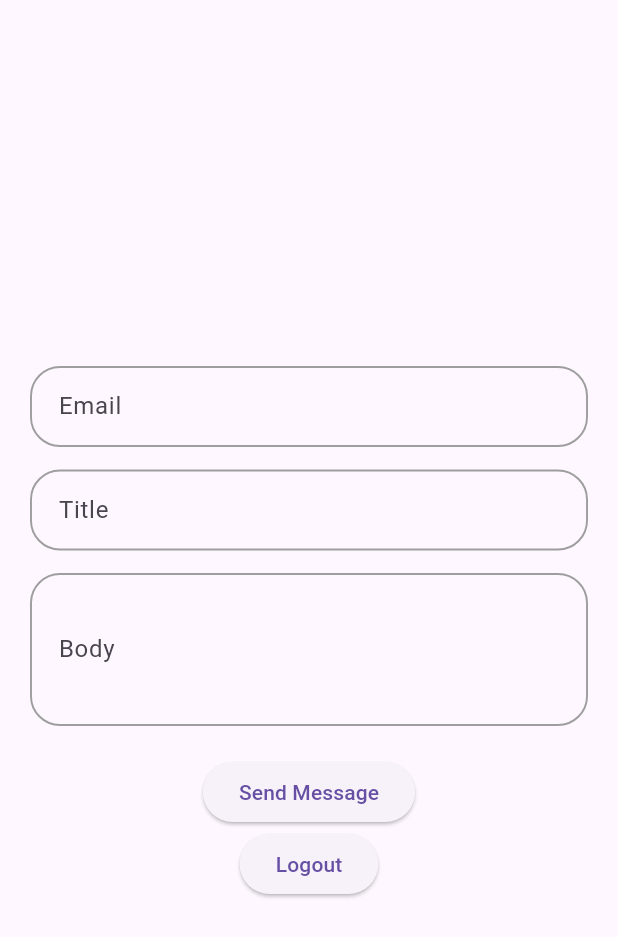
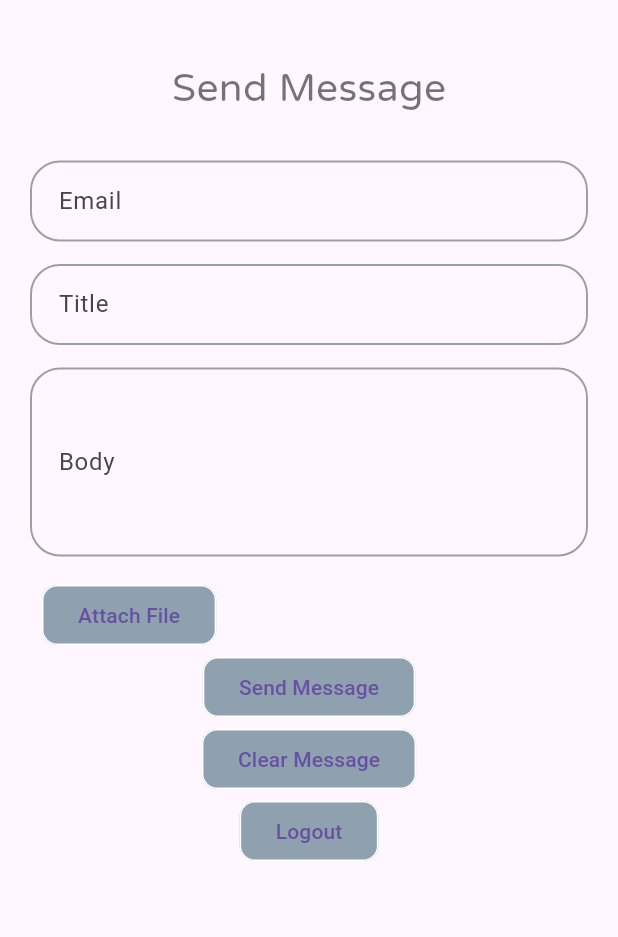
Before and after one commit to Ashraf0Sherif/Gmail-API-Integration, a Flutter app: the SuccessAuthView screen opened directly, on a phone screen of 412 x 824 dp. Shown: the top 937 px of the screen. Run offline on Flutter 3.47's test engine with Material 3 defaults, Android fonts, the light colour scheme and no system bars; drawn by our look-alikes of modal_progress_hud_nsn; our stand-ins replace bloc, file_picker, firebase_auth, firebase_core, flutter_bloc, freezed_annotation and 1 more; missing offline and left inert: extension_google_sign_in_as_googleapis_auth, googleapis; accounts and stored records are empty.

Commit message:
add attachment and handle exceptions

```diff
--- a/lib/repositories/my_repo.dart
+++ b/lib/repositories/my_repo.dart
@@ -1,3 +1,4 @@
+import 'dart:io';
 import 'package:firebase_auth/firebase_auth.dart';
 import 'package:freelancing/firebase/custom_firebase.dart';
 
@@ -32,10 +33,11 @@ class MyRepo {
   Future<FirebaseResult<dynamic>> sendMessage(
       {required String toEmail,
       required String title,
-      required String body}) async {
+      required String body,
+      File? attachment}) async {
     try {
       await customFirebase.sendMessage(
-          toEmail: toEmail, title: title, body: body);
+          toEmail: toEmail, title: title, body: body, attachment: attachment);
       return const FirebaseResult.success(null);
     } catch (error) {
       return FirebaseResult.failure(
--- /dev/null
+++ b/lib/widgets/custom_button.dart
@@ -0,0 +1,31 @@
+import 'package:flutter/material.dart';
+
+class CustomButton extends StatelessWidget {
+  const CustomButton(
+      {super.key, required this.label, required this.onPressed, this.icon});
+
+  final String label;
+  final VoidCallback? onPressed;
+  final String? icon;
+
+  @override
+  Widget build(BuildContext context) {
+    return SizedBox(
+      child: ElevatedButton(
+        onPressed: onPressed,
+        style: ElevatedButton.styleFrom(
+          backgroundColor: Colors.blueGrey.withOpacity(0.7),
+          shadowColor: Colors.grey,
+          elevation: 0,
+          shape: RoundedRectangleBorder(
+            borderRadius: BorderRadius.circular(10),
+            side: const BorderSide(
+              color: Colors.white,
+            ),
+          ),
+        ),
+        child: Text(label),
+      ),
+    );
+  }
+}
--- /dev/null
+++ b/lib/widgets/my_behavior.dart
@@ -0,0 +1,9 @@
+import 'package:flutter/material.dart';
+
+class MyBehavior extends ScrollBehavior {
+  @override
+  Widget buildOverscrollIndicator(
+      BuildContext context, Widget child, ScrollableDetails details) {
+    return child;
+  }
+}
--- a/lib/widgets/success_auth_view.dart
+++ b/lib/widgets/success_auth_view.dart
@@ -1,11 +1,17 @@
+import 'dart:io';
+
+import 'package:file_picker/file_picker.dart';
 import 'package:flutter/cupertino.dart';
 import 'package:flutter/material.dart';
 import 'package:flutter_bloc/flutter_bloc.dart';
 import 'package:freelancing/widgets/custom_text_field.dart';
 import 'package:freelancing/widgets/show_snack_bar.dart';
+import 'package:modal_progress_hud_nsn/modal_progress_hud_nsn.dart';
 
-import '../logic/auth_cubit/auth_cubit.dart';
 import '../logic/send_message_cubit/send_message_cubit.dart';
+import 'confirm_dialog.dart';
+import 'custom_button.dart';
+import 'my_behavior.dart';
 
 class SuccessAuthView extends StatefulWidget {
   const SuccessAuthView({super.key});
@@ -18,23 +24,76 @@ class _SuccessAuthViewState extends State<SuccessAuthView> {
   TextEditingController email = TextEditingController();
   TextEditingController body = TextEditingController();
   TextEditingController title = TextEditingController();
+  File? _attachment;
+  bool _isLoading = false;
+  final GlobalKey<FormState> _formKey = GlobalKey();
 
-  //String? email, body, title;
-  final GlobalKey<FormState> _formKey = GlobalKey();
+  void _pickFile() async {
+    FilePickerResult? result = await FilePicker.platform.pickFiles();
+
+    if (result != null) {
+      List<PlatformFile> files = result.files;
+      if (files.isNotEmpty) {
+        PlatformFile file = files.first;
+        setState(() {
+          _attachment = File(file.path!);
+        });
+      }
+    } else {
+      // User canceled the picker
+    }
+  }
+
+  String? _getAttachmentTitle() {
+    if (_attachment != null) {
+      String path = _attachment!.path;
+      List<String> pathSegments = path.split('/');
+      return pathSegments.last;
+    }
+    return null;
+  }
+
+  void _clearMessage() {
+    FocusScope.of(context).unfocus();
+    email.clear();
+    body.clear();
+    title.clear();
+    setState(() {
+      _attachment = null;
+      _isLoading = false;
+    });
+  }
 
   @override
   Widget build(BuildContext context) {
-    return GestureDetector(
+    return ModalProgressHUD(
+      inAsyncCall: _isLoading,
+      child: GestureDetector(
         onTap: () => FocusScope.of(context).unfocus(),
         child: Scaffold(
           body: Form(
             key: _formKey,
-            child: Column(
-              mainAxisAlignment: MainAxisAlignment.center,
+            child: Padding(
+              padding: const EdgeInsets.symmetric(horizontal: 20.0),
+              child: ScrollConfiguration(
+                behavior: MyBehavior(),
+                child: ListView(
                   children: [
-                Padding(
-                  padding: const EdgeInsets.all(20.0),
-                  child: Column(
+                    const SizedBox(
+                      height: 40,
+                    ),
+                    const Center(
+                        child: Text(
+                      "Send Message",
+                      style: TextStyle(
+                          fontSize: 26,
+                          fontFamily: "VarelaRound-Regular",
+                          color: Colors.black54),
+                    )),
+                    const SizedBox(
+                      height: 30,
+                    ),
+                    Column(
                       children: [
                         CustomTextFormField(
                           label: 'Email',
@@ -56,82 +115,92 @@ class _SuccessAuthViewState extends State<SuccessAuthView> {
                           label: 'Body',
                           onChanged: (text) {},
                           controller: body,
-                        minLines: 3,
-                        maxLines: 3,
+                          minLines: 4,
+                          maxLines: 4,
+                        ),
+                        const SizedBox(
+                          height: 15,
+                        ),
+                        Padding(
+                          padding: const EdgeInsets.only(left: 8.0),
+                          child: Row(
+                            children: [
+                              _attachment != null
+                                  ? Expanded(
+                                      child: Text(
+                                        'Attachment: ${_getAttachmentTitle()}',
+                                        maxLines: 2,
+                                        overflow: TextOverflow.ellipsis,
+                                      ),
+                                    )
+                                  : CustomButton(
+                                      onPressed: _pickFile,
+                                      label: 'Attach File',
                                     ),
                             ],
                           ),
+                        )
+                      ],
                     ),
                     BlocListener<SendMessageCubit, SendMessageState>(
                       listener: (context, state) {
                         if (state is SendMessageFailure) {
                           showSnackBar(context, message: state.errorMessage);
+                          setState(() {
+                            _isLoading = false;
+                          });
                         } else {
-                      FocusScope.of(context).unfocus();
                           showSnackBar(context, message: "Message sent !");
-                      email.clear();
-                      body.clear();
-                      title.clear();
+                          _clearMessage();
                         }
                       },
-                  child: ElevatedButton(
+                      child: Center(
+                        child: CustomButton(
                           onPressed: () {
                             if (_formKey.currentState!.validate()) {
-                        BlocProvider.of<SendMessageCubit>(context).sendMessage(
+                              BlocProvider.of<SendMessageCubit>(context)
+                                  .sendMessage(
                                       email: email.text,
                                       body: body.text,
                                       title: title.text,
-                        );
+                                      attachment: _attachment);
+                              setState(() {
+                                _isLoading = true;
+                              });
                             } else {
                               setState(() {});
                             }
                           },
-                    child: const Text("Send Message"),
+                          label: "Send Message",
+                        ),
                       ),
                     ),
                     Center(
-                  child: ElevatedButton(
+                      child: Column(
+                        children: [
+                          CustomButton(
+                              label: 'Clear Message', onPressed: _clearMessage),
+                          CustomButton(
                             onPressed: () {
                               showCupertinoDialog(
                                 context: context,
                                 builder: (context) {
-                          return ConfirmDialog();
+                                  return const ConfirmDialog();
                                 },
                               );
                             },
-                    child: const Text("Logout"),
+                            label: 'Logout',
+                          ),
+                        ],
                       ),
                     ),
                   ],
-            )),
+                ),
+              ),
+            ),
+          ),
+        ),
       ),
     );
   }
 }
-
-class ConfirmDialog extends StatelessWidget {
-  const ConfirmDialog({super.key});
-
-  @override
-  Widget build(BuildContext context) {
-    return CupertinoAlertDialog(
-      title: const Text("Logout"),
-      content: const Text("Are you sure ?"),
-      actions: [
-        CupertinoDialogAction(
-          child: const Text("Cancel"),
-          onPressed: () {
-            Navigator.pop(context);
-          },
-        ),
-        CupertinoDialogAction(
-          child: const Text("Logout"),
-          onPressed: () {
-            BlocProvider.of<AuthCubit>(context).signOut();
-            Navigator.pop(context);
-          },
-        )
-      ],
-    );
-  }
-}
```
Also changed, not shown: lib/firebase/custom_firebase.dart (+29 -13 lines), lib/logic/send_message_cubit/send_message_cubit.dart (+6 -3 lines), lib/main.dart (+6 -3 lines), lib/widgets/confirm_dialog.dart (added, +32 -0 lines), pubspec.yaml (+6 -6 lines), assets/fonts/VarelaRound-Regular.ttf (added), pubspec.lock. Lines whose indentation alone changed are shown as unchanged.
